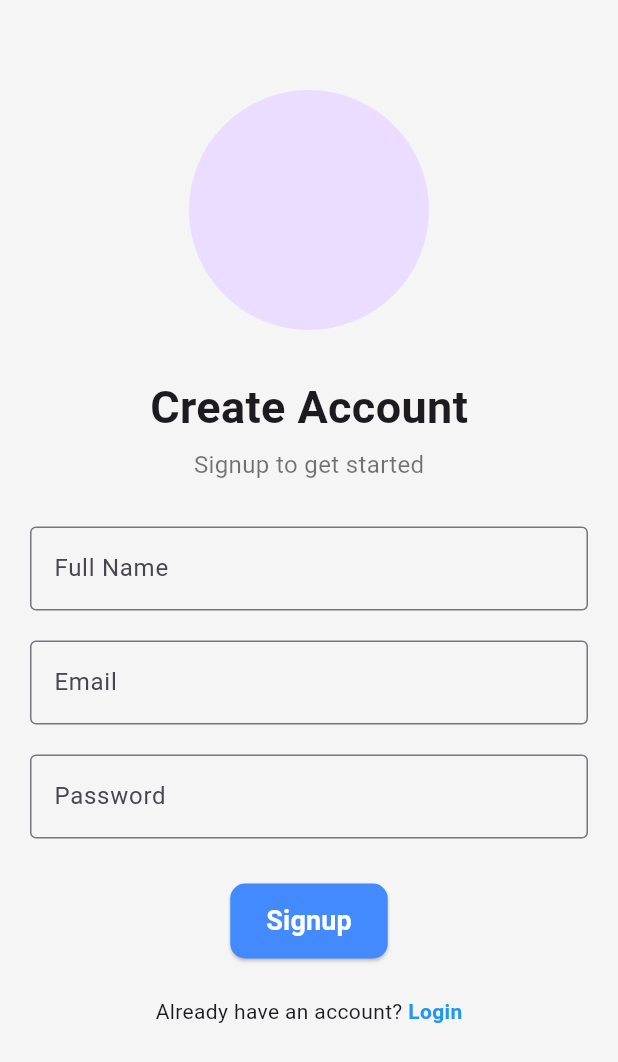
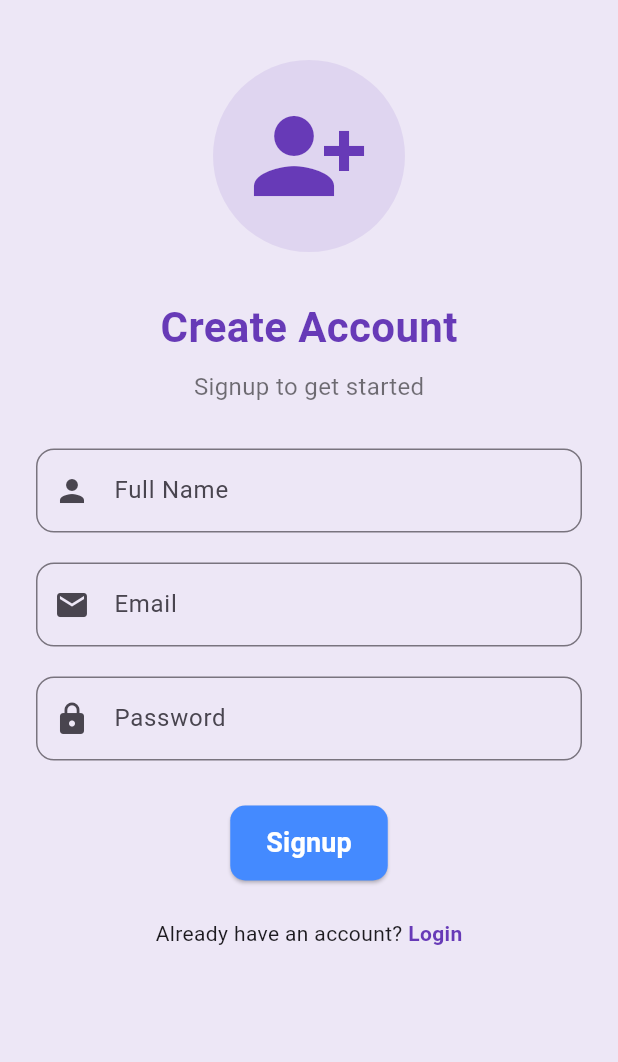
Before and after one commit to Mutti-Ur-Rehman5/Quiz-Flutter, a Flutter app: the HomeScreen screen opened directly, after a tap on the "logout" icon, after a tap on "Signup", on a phone screen of 412 x 824 dp. Shown: the top 1062 px of the screen. Run offline on Flutter 3.47's test engine with Material 3 defaults, Android fonts, the phone set to English and light mode, and no system bars; our stand-ins replace cloud_firestore, firebase_core, shared_preferences; accounts and stored records are empty.

Commit message:
Some changes in UI

```diff
--- a/lib/home_screen.dart
+++ b/lib/home_screen.dart
@@ -19,52 +19,69 @@ class HomeScreen extends StatelessWidget {
     return Scaffold(
       appBar: AppBar(
         title: const Text("QuizMaker Categories"),
+        backgroundColor: Colors.deepPurple,
         actions: [
           IconButton(
             icon: const Icon(Icons.logout),
             onPressed: () {
               Navigator.pushReplacement(
-                  context,
-                  MaterialPageRoute(
-                      builder: (context) => const LoginScreen()));
+                context,
+                MaterialPageRoute(builder: (context) => const LoginScreen()),
+              );
             },
           )
         ],
       ),
       body: Padding(
-        padding: const EdgeInsets.all(12),
+        padding: const EdgeInsets.all(10),
         child: GridView.builder(
           itemCount: categories.length,
           gridDelegate: const SliverGridDelegateWithFixedCrossAxisCount(
-            crossAxisCount: 2,
+            crossAxisCount: 3,        // 3 columns → all cards fit
             crossAxisSpacing: 12,
             mainAxisSpacing: 12,
+            childAspectRatio: 1,      // square-ish cards
           ),
           itemBuilder: (context, index) {
             final category = categories[index];
+
             return Card(
               elevation: 6,
               shape: RoundedRectangleBorder(
-                  borderRadius: BorderRadius.circular(20)),
+                borderRadius: BorderRadius.circular(16),
+              ),
+              shadowColor: category["color"].withOpacity(0.5),
               child: InkWell(
-                borderRadius: BorderRadius.circular(20),
+                borderRadius: BorderRadius.circular(16),
                 onTap: () {
-                  ScaffoldMessenger.of(context).showSnackBar(SnackBar(
-                      content: Text('Selected ${category["name"]}')));
+                  ScaffoldMessenger.of(context).showSnackBar(
+                    SnackBar(content: Text('Selected ${category["name"]}')),
+                  );
                 },
                 child: Column(
                   mainAxisAlignment: MainAxisAlignment.center,
                   children: [
-                    Icon(
-                      category["icon"],
-                      size: 80,
-                      color: category["color"],
+                    Container(
+                      decoration: BoxDecoration(
+                        color: category["color"].withOpacity(0.1),
+                        shape: BoxShape.circle,
+                      ),
+                      padding: const EdgeInsets.all(12),
+                      child: Icon(
+                        category["icon"],
+                        size: 40,         // bigger icon
+                        color: category["color"],
+                      ),
                     ),
-                    const SizedBox(height: 15),
+                    const SizedBox(height: 10),
                     Text(
                       category["name"],
-                      style: const TextStyle(
-                          fontSize: 20, fontWeight: FontWeight.bold),
+                      style: TextStyle(
+                        fontSize: 14,      // readable text
+                        fontWeight: FontWeight.bold,
+                        color: Colors.grey[800],
+                      ),
+                      textAlign: TextAlign.center,
                     )
                   ],
                 ),
--- a/lib/login_screen.dart
+++ b/lib/login_screen.dart
@@ -2,6 +2,7 @@ import 'package:flutter/material.dart';
 import 'package:shared_preferences/shared_preferences.dart';
 import 'signup_screen.dart';
 import 'my_button.dart';
+import 'home_screen.dart';
 
 class LoginScreen extends StatefulWidget {
   const LoginScreen({super.key});
@@ -40,10 +41,9 @@ class _LoginScreenState extends State<LoginScreen> {
       ScaffoldMessenger.of(context).showSnackBar(
         const SnackBar(content: Text('Login Successful')),
       );
-      // Navigate to Home or Dashboard screen
       Navigator.pushReplacement(
         context,
-        MaterialPageRoute(builder: (context) =>  HomeScreen()),
+        MaterialPageRoute(builder: (context) => HomeScreen()),
       );
     } else {
       ScaffoldMessenger.of(context).showSnackBar(
@@ -55,44 +55,74 @@ class _LoginScreenState extends State<LoginScreen> {
   @override
   Widget build(BuildContext context) {
     return Scaffold(
-      backgroundColor: Colors.grey.shade100,
+      backgroundColor: Colors.deepPurple[50],
       body: SafeArea(
         child: SingleChildScrollView(
           child: Padding(
-            padding: const EdgeInsets.all(20),
+            padding: const EdgeInsets.symmetric(horizontal: 24, vertical: 40),
             child: Column(
               children: [
-                const SizedBox(height: 40),
-                CircleAvatar(
-                  radius: 80,
-               //   backgroundImage: const AssetImage("assets/3094352.jpg"),
+                // 🔹 Large Login Icon
+                Container(
+                  decoration: BoxDecoration(
+                    shape: BoxShape.circle,
+                    color: Colors.deepPurple.withOpacity(0.1),
+                  ),
+                  padding: const EdgeInsets.all(24),
+                  child: const Icon(
+                    Icons.lock_outline,
+                    size: 80,
+                    color: Colors.deepPurple,
+                  ),
                 ),
+
                 const SizedBox(height: 30),
                 const Text(
                   "Welcome Back!",
-                  style: TextStyle(fontSize: 30, fontWeight: FontWeight.bold),
+                  style: TextStyle(
+                      fontSize: 28,
+                      fontWeight: FontWeight.bold,
+                      color: Colors.deepPurple),
                 ),
-                const SizedBox(height: 5),
+                const SizedBox(height: 8),
                 const Text(
                   "Login to continue",
                   style: TextStyle(fontSize: 16, color: Colors.black54),
                 ),
                 const SizedBox(height: 30),
+
+                // 🔹 Email TextField
                 TextField(
                   controller: emailController,
-                  decoration: const InputDecoration(
-                      labelText: "Email", border: OutlineInputBorder()),
+                  decoration: InputDecoration(
+                    prefixIcon: const Icon(Icons.email),
+                    labelText: "Email",
+                    border: OutlineInputBorder(
+                      borderRadius: BorderRadius.circular(12),
+                    ),
+                  ),
                 ),
                 const SizedBox(height: 20),
+
+                // 🔹 Password TextField
                 TextField(
                   controller: passwordController,
                   obscureText: true,
-                  decoration: const InputDecoration(
-                      labelText: "Password", border: OutlineInputBorder()),
+                  decoration: InputDecoration(
+                    prefixIcon: const Icon(Icons.lock),
+                    labelText: "Password",
+                    border: OutlineInputBorder(
+                      borderRadius: BorderRadius.circular(12),
+                    ),
+                  ),
                 ),
                 const SizedBox(height: 30),
+
+                // 🔹 Login Button
                 MyButton(buttontext: "Login", onTap: _login),
                 const SizedBox(height: 25),
+
+                // 🔹 Signup Row
                 Row(
                   mainAxisAlignment: MainAxisAlignment.center,
                   children: [
@@ -108,7 +138,8 @@ class _LoginScreenState extends State<LoginScreen> {
                       child: const Text(
                         "Signup",
                         style: TextStyle(
-                            color: Colors.blue, fontWeight: FontWeight.w600),
+                            color: Colors.deepPurple,
+                            fontWeight: FontWeight.bold),
                       ),
                     )
                   ],
@@ -121,28 +152,3 @@ class _LoginScreenState extends State<LoginScreen> {
     );
   }
 }
-
-// Dummy HomeScreen for navigation after login
-class HomeScreen extends StatelessWidget {
-  const HomeScreen({super.key});
-
-  @override
-  Widget build(BuildContext context) {
-    return Scaffold(
-      appBar: AppBar(title: const Text("Home Screen")),
-      body: Center(
-        child: ElevatedButton(
-          onPressed: () async {
-            SharedPreferences prefs = await SharedPreferences.getInstance();
-            await prefs.clear(); // Clear saved login
-            Navigator.pushReplacement(
-                context,
-                MaterialPageRoute(
-                    builder: (context) => const LoginScreen()));
-          },
-          child: const Text("Logout"),
-        ),
-      ),
-    );
-  }
-}
--- a/lib/signup_screen.dart
+++ b/lib/signup_screen.dart
@@ -39,57 +39,94 @@ class _SignupScreenState extends State<SignupScreen> {
     // Navigate back to login after signup
     Navigator.pushReplacement(
       context,
-      MaterialPageRoute(builder: (context) =>  LoginScreen()),
+      MaterialPageRoute(builder: (context) => const LoginScreen()),
     );
   }
 
   @override
   Widget build(BuildContext context) {
     return Scaffold(
-      backgroundColor: Colors.grey.shade100,
+      backgroundColor: Colors.deepPurple[50],
       body: SafeArea(
         child: SingleChildScrollView(
           child: Padding(
-            padding: const EdgeInsets.all(20),
+            padding: const EdgeInsets.symmetric(horizontal: 24, vertical: 40),
             child: Column(
               children: [
-                const SizedBox(height: 40),
-                CircleAvatar(
-                  radius: 80,
-                 // backgroundImage: const AssetImage("assets/3094352.jpg"),
+                // 🔹 Large Signup Icon
+                Container(
+                  decoration: BoxDecoration(
+                    shape: BoxShape.circle,
+                    color: Colors.deepPurple.withOpacity(0.1),
+                  ),
+                  padding: const EdgeInsets.all(24),
+                  child: const Icon(
+                    Icons.person_add_alt_1,
+                    size: 80,
+                    color: Colors.deepPurple,
+                  ),
                 ),
+
                 const SizedBox(height: 30),
                 const Text(
                   "Create Account",
-                  style: TextStyle(fontSize: 30, fontWeight: FontWeight.bold),
+                  style: TextStyle(
+                      fontSize: 28,
+                      fontWeight: FontWeight.bold,
+                      color: Colors.deepPurple),
                 ),
-                const SizedBox(height: 5),
+                const SizedBox(height: 8),
                 const Text(
                   "Signup to get started",
                   style: TextStyle(fontSize: 16, color: Colors.black54),
                 ),
                 const SizedBox(height: 30),
+
+                // 🔹 Name TextField
                 TextField(
                   controller: nameController,
-                  decoration: const InputDecoration(
-                      labelText: "Full Name", border: OutlineInputBorder()),
+                  decoration: InputDecoration(
+                    prefixIcon: const Icon(Icons.person),
+                    labelText: "Full Name",
+                    border: OutlineInputBorder(
+                      borderRadius: BorderRadius.circular(12),
+                    ),
+                  ),
                 ),
                 const SizedBox(height: 20),
+
+                // 🔹 Email TextField
                 TextField(
                   controller: emailController,
-                  decoration: const InputDecoration(
-                      labelText: "Email", border: OutlineInputBorder()),
+                  decoration: InputDecoration(
+                    prefixIcon: const Icon(Icons.email),
+                    labelText: "Email",
+                    border: OutlineInputBorder(
+                      borderRadius: BorderRadius.circular(12),
+                    ),
+                  ),
                 ),
                 const SizedBox(height: 20),
+
+                // 🔹 Password TextField
                 TextField(
                   controller: passwordController,
                   obscureText: true,
-                  decoration: const InputDecoration(
-                      labelText: "Password", border: OutlineInputBorder()),
+                  decoration: InputDecoration(
+                    prefixIcon: const Icon(Icons.lock),
+                    labelText: "Password",
+                    border: OutlineInputBorder(
+                      borderRadius: BorderRadius.circular(12),
+                    ),
+                  ),
                 ),
                 const SizedBox(height: 30),
+
+                // 🔹 Signup Button
                 MyButton(buttontext: "Signup", onTap: _signup),
                 const SizedBox(height: 25),
+
+                // 🔹 Login Row
                 Row(
                   mainAxisAlignment: MainAxisAlignment.center,
                   children: [
@@ -101,7 +138,8 @@ class _SignupScreenState extends State<SignupScreen> {
                       child: const Text(
                         "Login",
                         style: TextStyle(
-                            color: Colors.blue, fontWeight: FontWeight.w600),
+                            color: Colors.deepPurple,
+                            fontWeight: FontWeight.bold),
                       ),
                     )
                   ],
```
